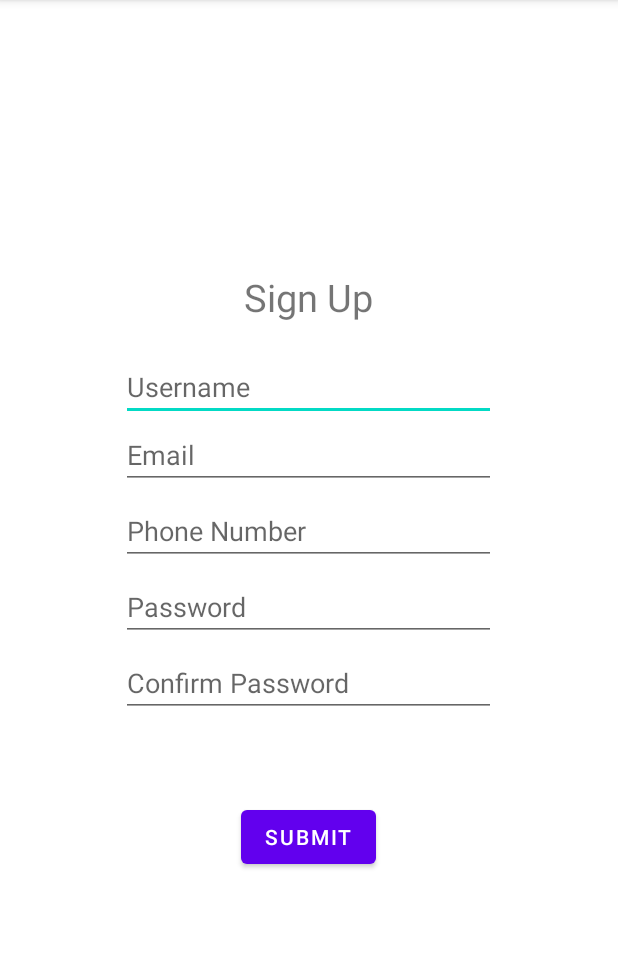
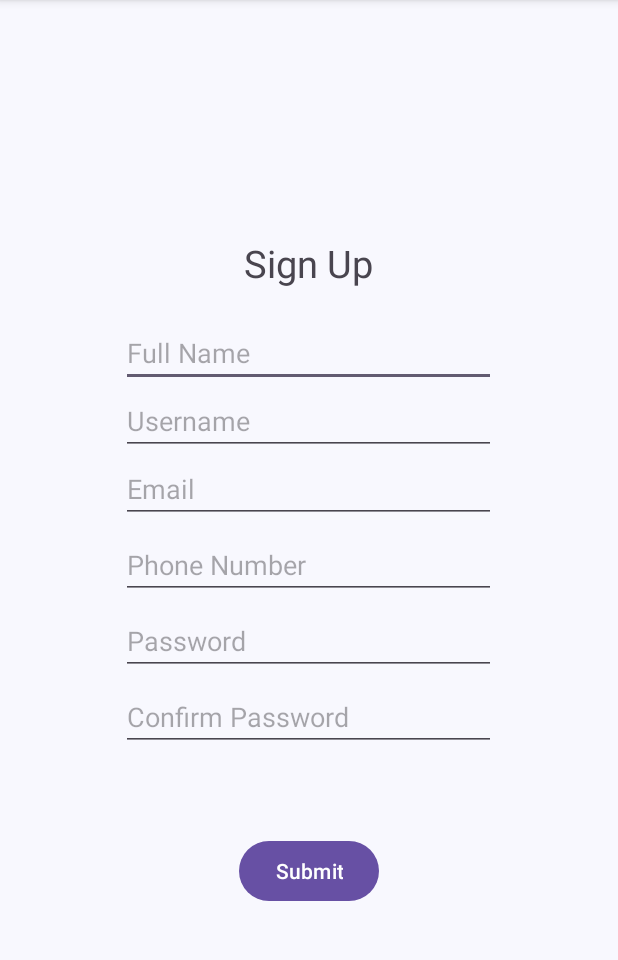
Before and after one commit to galibmahmudjim/Amenite, an Android app: the SignupActivity screen opened directly, with no data from a screen before it, on a phone screen of 412 x 824 dp, the part 84-1044 px from its top. Run offline under Robolectric (Android 15) with nearby library versions, the phone set to English and light mode, and no system bars; our stand-ins replace Firebase (no records; nobody signed in at launch, a user with empty details on screens opened directly).

Commit message:
Signup Page (Name added)

```diff
--- a/app/src/main/java/com/example/amenite/PROFILE/User.java
+++ b/app/src/main/java/com/example/amenite/PROFILE/User.java
@@ -9,6 +9,7 @@ public class User {
         public static String Phonenumber;
         public static String UserID;
         public static String Username;
+        public static String Fullname;
         public static boolean currentUser()
         {
                 DBresources dBresources = new DBresources();
--- a/app/src/main/res/layout/activity_login.xml
+++ b/app/src/main/res/layout/activity_login.xml
@@ -7,6 +7,8 @@
     android:layout_height="match_parent"
     tools:context=".LoginActivity"
     android:gravity="center"
+    android:background="@color/ghost_white"
+    android:theme="@style/Theme.Material3.Light.NoActionBar"
     android:orientation="vertical">
     <TextView
         android:id="@+id/LoginActivityLoginTextview"
--- a/app/src/main/res/layout/activity_signup.xml
+++ b/app/src/main/res/layout/activity_signup.xml
@@ -7,6 +7,8 @@
     android:layout_width="match_parent"
     android:orientation="vertical"
     android:gravity="center"
+    android:background="@color/ghost_white"
+    android:theme="@style/Theme.Material3.Light.NoActionBar"
     tools:context=".SignupActivity">
     <TextView
         android:id="@+id/SignupActivitySignupTextview"
@@ -15,6 +17,14 @@
         android:text="Sign Up"
         android:textSize="25dp"
         android:layout_marginBottom="20dp"
+        />
+
+    <EditText
+        android:id="@+id/SignupActivityFullnameEditText"
+        android:layout_width="250dp"
+        android:layout_height="wrap_content"
+        android:hint="Full Name"
+        android:layout_marginBottom="0dp"
         />
     <EditText
         android:id="@+id/SignupActivityUsernameEdittext"
--- a/app/src/main/res/layout/activity_welcome.xml
+++ b/app/src/main/res/layout/activity_welcome.xml
@@ -7,6 +7,8 @@
     android:layout_width="match_parent"
     android:orientation="vertical"
     android:gravity="center"
+    android:background="@color/ghost_white"
+    android:theme="@style/Theme.Material3.Light.NoActionBar"
     tools:context=".Welcome"
     >
 
```
Also changed, not shown: app/src/main/java/com/example/amenite/LoginActivity.java (+6 -5 lines), app/src/main/java/com/example/amenite/MainActivity.java (+5 -5 lines), app/src/main/java/com/example/amenite/SignupActivity.java (+9 -2 lines).
